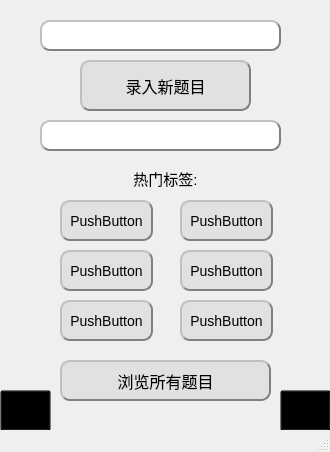
This is mainwindow.ui in Nartsam/MistakeCopy as Qt 5 draws it before an edit. The edited form follows.
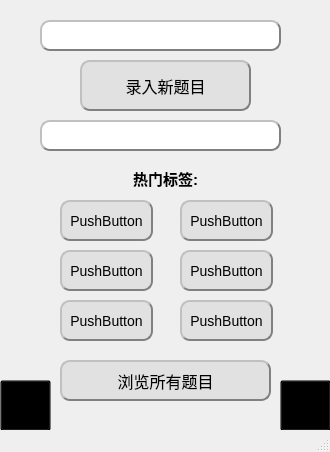
This is the edited form. Icons and pictures are not drawn.

```diff
--- a/mainwindow.ui
+++ b/mainwindow.ui
@@ -282,7 +282,7 @@
       <family>Microsoft YaHei UI</family>
       <pointsize>11</pointsize>
       <italic>false</italic>
-      <bold>false</bold>
+      <bold>true</bold>
      </font>
     </property>
     <property name="text">
@@ -296,9 +296,9 @@
     <property name="geometry">
      <rect>
       <x>0</x>
-      <y>390</y>
+      <y>380</y>
       <width>51</width>
-      <height>41</height>
+      <height>51</height>
      </rect>
     </property>
     <property name="styleSheet">
@@ -312,9 +312,9 @@
     <property name="geometry">
      <rect>
       <x>280</x>
-      <y>390</y>
+      <y>380</y>
       <width>51</width>
-      <height>41</height>
+      <height>51</height>
      </rect>
     </property>
     <property name="styleSheet">
```
Left out of the diff: 5 changed lines with no effect on the pictures.
